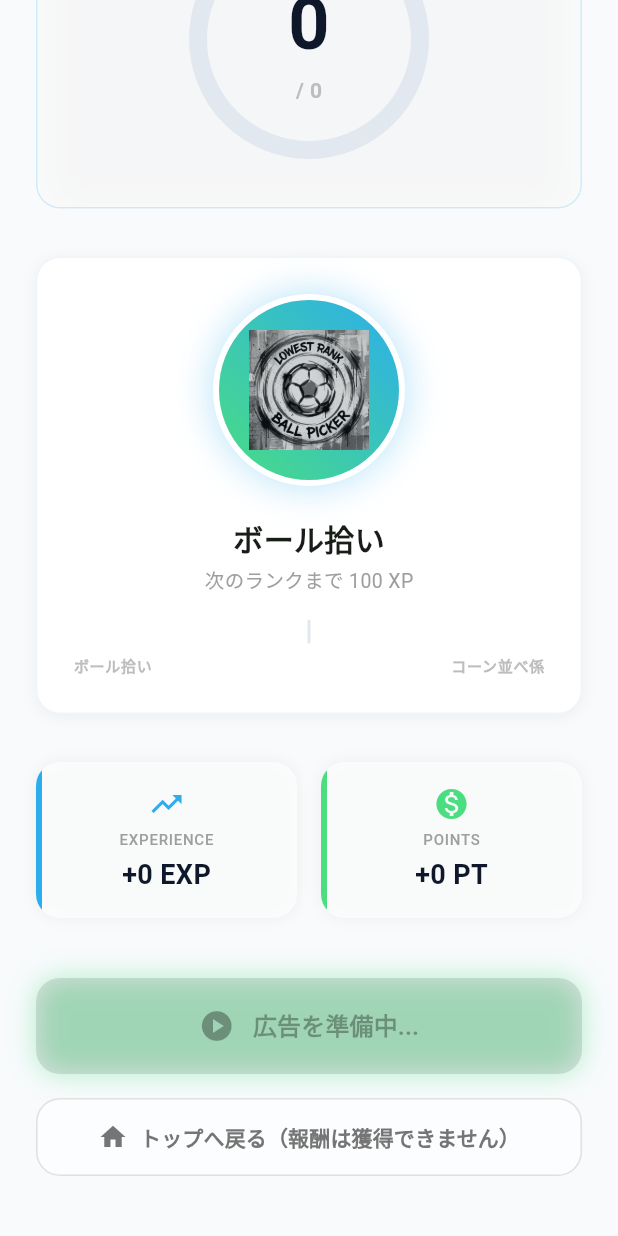
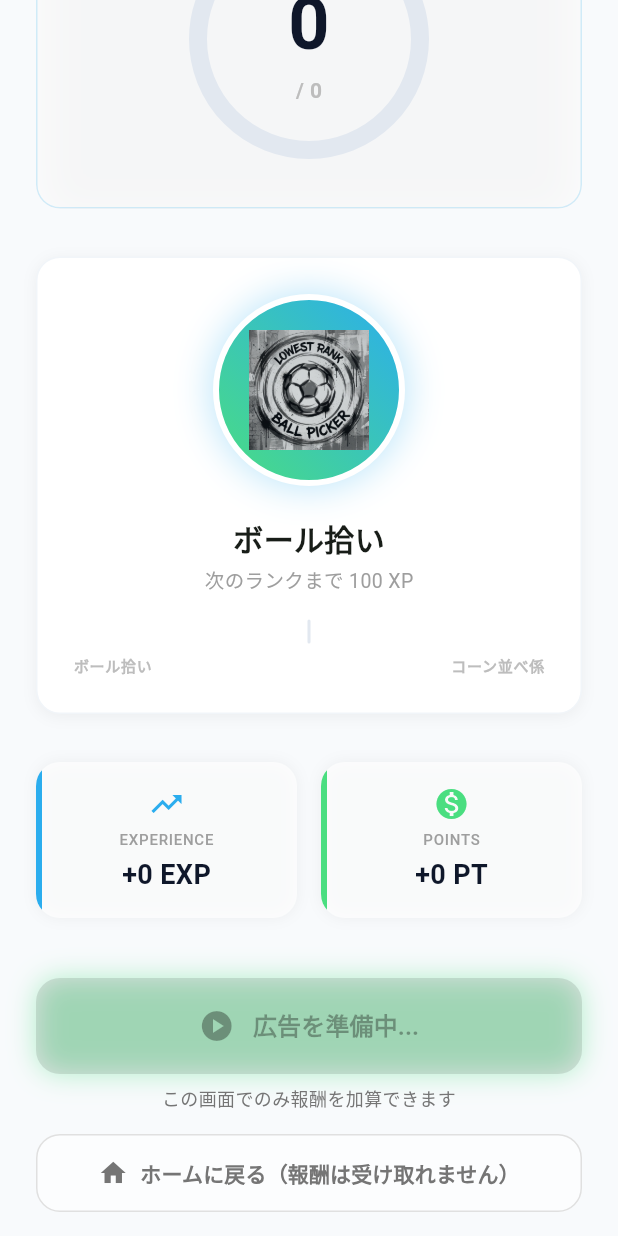
Before and after one commit to nsekito/FootballQuizApp, a Flutter app: the ResultScreen screen opened by its route, scrolled down 346 dp, on a phone screen of 412 x 824 dp. Run offline on Flutter 3.47's test engine with Material 3 defaults, Android fonts, the phone set to English and light mode, and no system bars; our stand-ins replace audioplayers, flutter_local_notifications, flutter_riverpod, go_router, google_fonts, google_mobile_ads and 3 more; accounts and stored records are empty; network calls fail.

Commit message:
feat: result screen reward copy and sound effects toggle
- Result screen: reward ad CTA without multiplier framing; skip CTA uses home wording; add one-line hint.

- Add soundEffectsEnabledProvider (SharedPreferences); SoundService skips playback when off; home header toggle.

Made-with: Cursor

```diff
--- a/lib/providers/sound_service_provider.dart
+++ b/lib/providers/sound_service_provider.dart
@@ -2,9 +2,12 @@ import 'dart:async';
 
 import 'package:flutter_riverpod/flutter_riverpod.dart';
 import '../services/sound_service.dart';
+import 'sound_effects_enabled_provider.dart';
 
 final soundServiceProvider = Provider<SoundService>((ref) {
-  final service = SoundService();
+  final service = SoundService(
+    isSoundEffectsEnabled: () => ref.read(soundEffectsEnabledProvider),
+  );
   ref.onDispose(() => unawaited(service.dispose()));
   return service;
 });
--- a/lib/screens/result_screen.dart
+++ b/lib/screens/result_screen.dart
@@ -802,13 +802,25 @@ class _ResultScreenState extends ConsumerState<ResultScreen>
                         ? '広告を読み込み中...'
                         : !_adHelper.isAdReady
                             ? '広告を準備中...'
-                            : '広告を見て報酬を2倍にする',
+                            : '広告を見て報酬を受け取る',
                     style: const TextStyle(
                       fontSize: 16,
                       fontWeight: FontWeight.bold,
                     ),
                   ),
                 ],
+              ),
+            ),
+            Padding(
+              padding: const EdgeInsets.only(top: 8),
+              child: Text(
+                'この画面でのみ報酬を加算できます',
+                textAlign: TextAlign.center,
+                style: TextStyle(
+                  fontSize: 12,
+                  color: Colors.grey.shade600,
+                  height: 1.35,
+                ),
               ),
             ),
             const SizedBox(height: 16),
@@ -830,7 +842,7 @@ class _ResultScreenState extends ConsumerState<ResultScreen>
                     Icon(Icons.home, size: 20, color: Colors.grey.shade600),
                     const SizedBox(width: 8),
                     Text(
-                      'トップへ戻る（報酬は獲得できません）',
+                      'ホームに戻る（報酬は受け取れません）',
                       style: TextStyle(
                         fontSize: 14,
                         fontWeight: FontWeight.bold,
```
Also changed, not shown: lib/providers/sound_effects_enabled_provider.dart (added, +37 -0 lines), lib/screens/home_screen.dart (+19 -0 lines), lib/services/sound_service.dart (+6 -1 lines).
